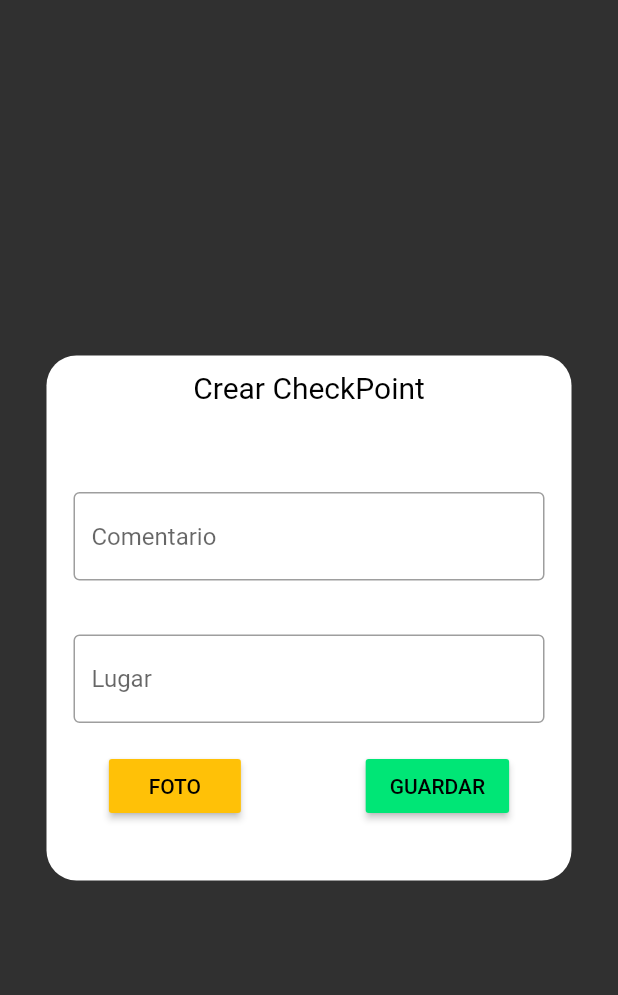
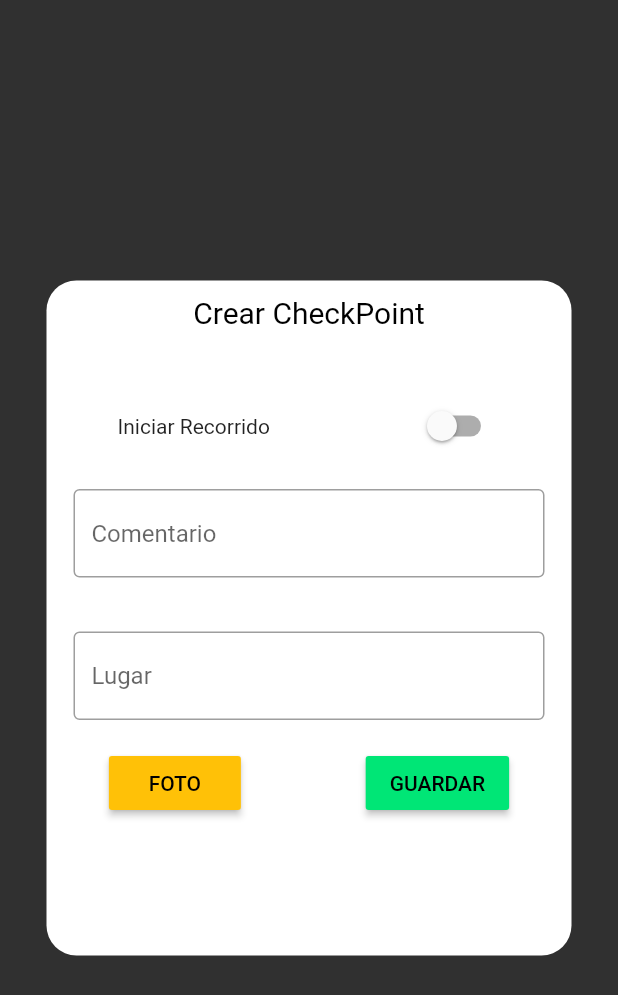
Before and after one commit to kvnprog/ohc-movilv2, a Flutter app: the CheckPointWidget widget shown alone on an empty page, opened directly with empty values, on a phone screen of 412 x 824 dp. Shown: the top 995 px of the screen. Run offline on Flutter 3.47's test engine with Material 2 defaults, Android fonts, the phone set to English and light mode, and no system bars; our stand-ins replace camera, geolocator, local_auth, shared_preferences, splashscreen; missing offline and left inert: dart:ffi, flutter_intro, get_mac; accounts and stored records are empty.

Commit message:
recorrido button

```diff
--- a/lib/services/provider_listener_service.dart
+++ b/lib/services/provider_listener_service.dart
@@ -8,6 +8,21 @@ class ProviderListener extends ChangeNotifier{
   Chronometer chronometer = Chronometer();
   Places? itemIsReady;
   Places? itemCanceledIsReady;
+
+
+  bool? tourStared;
+  bool? tourFinished;
+  bool? tourStatus;
+
+  set setTourStatus( bool staturArgs){
+    tourStatus = staturArgs;
+  }
+
+  get getTourStatus{
+    print('el status es $tourStatus');
+    return tourStatus;
+  }
+
 
   set placeSelected ( Places placeSelected ){
     _mplaceItem = placeSelected;
--- a/lib/widgets/checkpoint_widget.dart
+++ b/lib/widgets/checkpoint_widget.dart
@@ -1,9 +1,12 @@
 import 'dart:convert';
+import 'dart:ffi';
 import 'dart:io';
 
 import 'package:camera/camera.dart';
 import 'package:flutter/material.dart';
 import 'package:geolocator/geolocator.dart';
+import 'package:provider/provider.dart';
+import 'package:recorridos_app/services/provider_listener_service.dart';
 import 'package:recorridos_app/widgets/checkpoint_widget.dart';
 import 'package:recorridos_app/widgets/interaction_menu_widget.dart';
 import 'package:recorridos_app/widgets/list_widget.dart';
@@ -16,6 +19,7 @@ String dfotopreview = '';
 String dresultado = '';
 List<int>? dimageBytes;
 String? dbase64Image;
+bool? status;
 
 final dcomentario = TextEditingController();
 final dlugar = TextEditingController();
@@ -24,25 +28,38 @@ ConectionData conectionData = ConectionData();
 
 class CheckPointWidget extends StatefulWidget {
   final String? entrada;
-  CheckPointWidget({Key? key, required this.entrada}) : super(key: key);
+
+  CheckPointWidget({
+    Key? key,
+    required this.entrada
+
+  }) : super(key: key);
 
   @override
   State<CheckPointWidget> createState() => _CheckPointWidgetState();
 
   Color color = Colors.green;
+  String prueba = 'nada';
 }
 
 class _CheckPointWidgetState extends State<CheckPointWidget> {
   bool btnactivo = false;
   bool btnload = true;
+  bool? activeStatus;
+
 
   @override
   Widget build(BuildContext context) {
-    return Center(
+
+    return  ChangeNotifierProvider(
+      create: (_)=>ProviderListener(),
+      child: Consumer<ProviderListener>(
+        builder: (context, provider, child) =>
+    Center(
       child: Container(
         margin: const EdgeInsets.all(30),
         width: 350,
-        height: 350,
+        height: 450,
         child: Material(
           shadowColor: Colors.amber,
           borderRadius: BorderRadius.circular(20),
@@ -64,6 +81,36 @@ class _CheckPointWidgetState extends State<CheckPointWidget> {
                 ),
               ),
 
+              Row(
+                crossAxisAlignment: CrossAxisAlignment.center,
+                mainAxisAlignment: MainAxisAlignment.spaceAround,
+                children: [
+                  const Text('Iniciar Recorrido'),
+                  Column(
+                    children: [
+
+                    if(status != null)
+                    (!status!) ? const Text('Detenido') : const Text('Iniciado'),
+
+                    Switch(
+                      value: (status == null) ? status = false : status = status!,
+                      onChanged: (value) {
+                        setState(() {
+                          if(status == null){
+                            status = value;
+                          }else{
+                            (!status!) ? status = true : status = false;
+                          }
+
+                        });
+                      },
+                      activeColor: Colors.green,
+                    ),
+
+                    ],
+                  ),
+                ],
+              ),
               //comentario
               Container(
                 margin: const EdgeInsets.all(18),
@@ -218,8 +265,10 @@ class _CheckPointWidgetState extends State<CheckPointWidget> {
           ),
         ),
       ),
-    );
-  }
+    ),
+  ),
+);
+}
 }
 
 class DisplayPictureScreen extends StatefulWidget {
```
